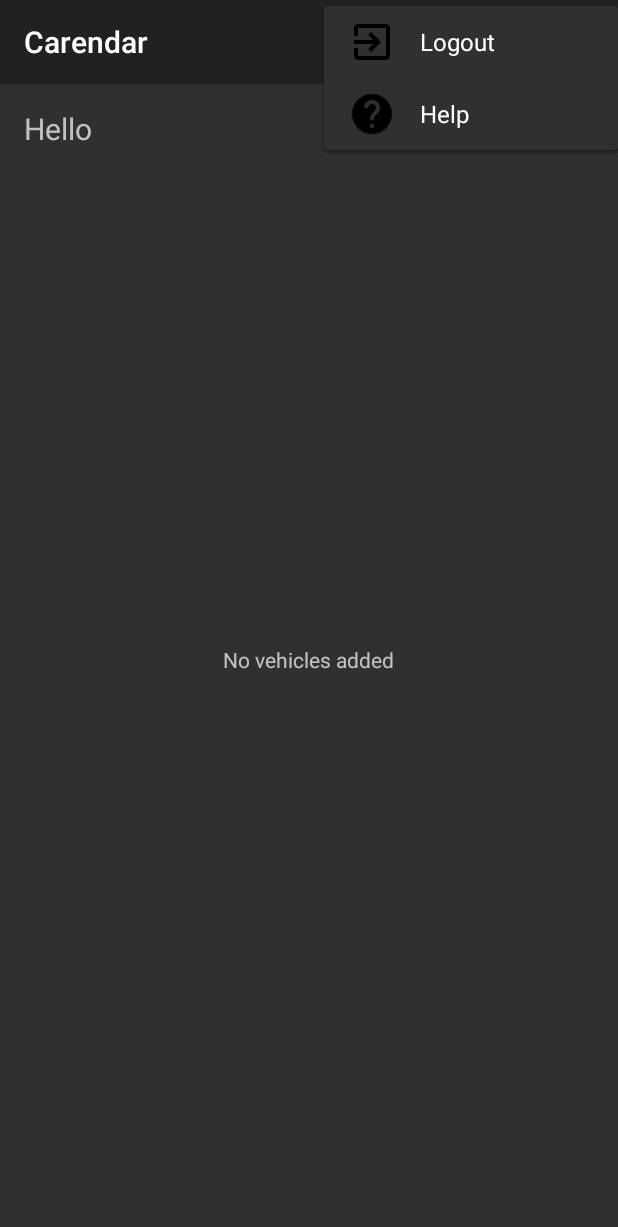
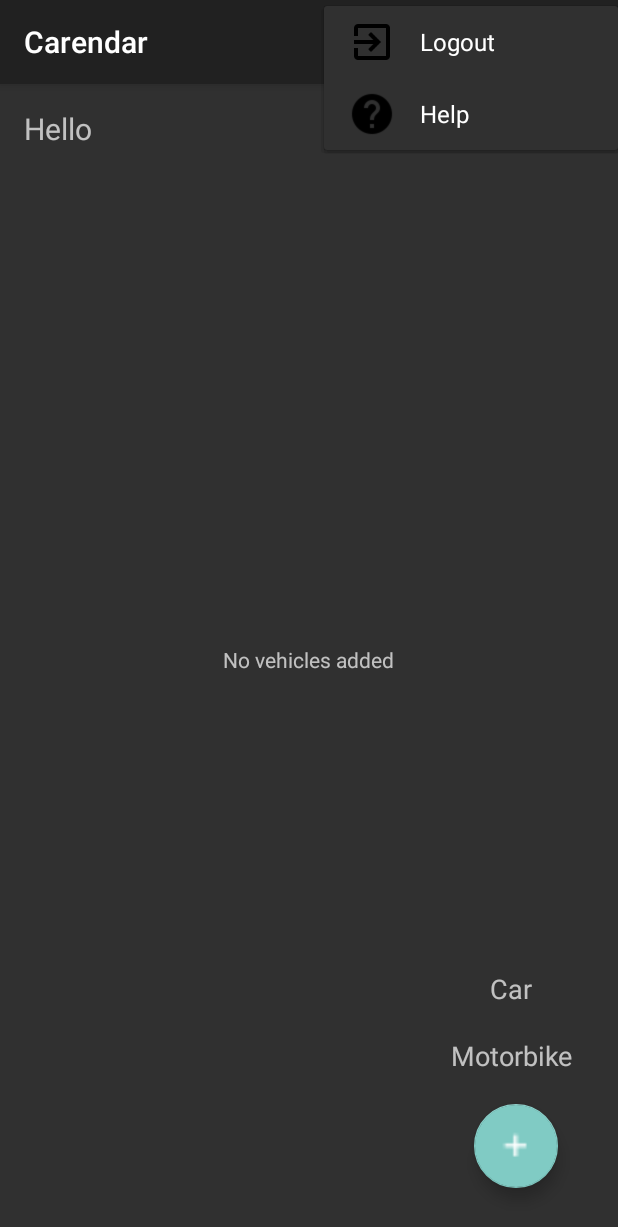
Before and after one commit to DraganovMartin/Car-Calendar, an Android app: the GarageActivity screen opened directly, with no data from a screen before it, after a tap on "Settings", on a phone screen of 412 x 824 dp. Shown: the top 1227 px of the screen. Run offline under Robolectric (Android 15) with nearby library versions, the phone set to English and light mode, and no system bars; 3 statements that could not run were skipped; 1 other tap on this screen came first.

Commit message:
Added a FAB to the Garage activity

```diff
--- a/app/build.gradle
+++ b/app/build.gradle
@@ -29,4 +29,5 @@ dependencies {
     testCompile 'junit:junit:4.12'
     compile 'com.android.support.constraint:constraint-layout:1.0.0-alpha9'
     compile 'com.android.support:cardview-v7:24.2.1'
+    compile 'com.android.support:design:24.2.1'
 }
--- a/app/src/main/java/com/carcalendar/dmdev/carcalendar/GarageActivity.java
+++ b/app/src/main/java/com/carcalendar/dmdev/carcalendar/GarageActivity.java
@@ -3,6 +3,7 @@ package com.carcalendar.dmdev.carcalendar;
 import android.content.Context;
 import android.content.Intent;
 import android.os.Handler;
+import android.support.design.widget.FloatingActionButton;
 import android.support.v7.app.AppCompatActivity;
 import android.os.Bundle;
 import android.support.v7.widget.LinearLayoutManager;
@@ -11,6 +12,8 @@ import android.view.Menu;
 import android.view.MenuInflater;
 import android.view.MenuItem;
 import android.view.View;
+import android.widget.ArrayAdapter;
+import android.widget.ListView;
 import android.widget.TextView;
 import android.widget.Toast;
 
@@ -20,17 +23,19 @@ import java.io.IOException;
 import java.io.ObjectOutputStream;
 
 import model.UserManager;
-import model.authentication.RunningStatus;
 
 public class GarageActivity extends AppCompatActivity {
 
     private RecyclerView vehicleList;
     private RecyclerView.LayoutManager vehicleListManager;
     private TextView usernameTV;
+    private FloatingActionButton btnAddVechicle;
     private UserManager manager = UserManager.getInstance();
     private Menu menu = null;
     private TextView noVehicles;
+    private ListView fabMenu;
     private boolean doubleBackToExitPressedOnce;
+    private boolean fabMenuShown = false;
     private Handler mHandler = new Handler();
 
     private final Runnable mRunnable = new Runnable() {
@@ -47,6 +52,7 @@ public class GarageActivity extends AppCompatActivity {
         usernameTV = (TextView) findViewById(R.id.Username);
         usernameTV.setText(manager.getLoggedUserName());
         noVehicles = (TextView) findViewById(R.id.NoVehicles);
+        btnAddVechicle = (FloatingActionButton) findViewById(R.id.btn_add_vehicle);
 
         vehicleList = (RecyclerView) findViewById(R.id.view_vehicle_list);
         vehicleList.setHasFixedSize(true);
@@ -54,9 +60,28 @@ public class GarageActivity extends AppCompatActivity {
         vehicleList.setLayoutManager(vehicleListManager);
 
         vehicleList.setAdapter(new VehicleAdapter(manager.getRegisteredUserVehicles()));
+
+        // Insert the static items in FAB's list
+        String[] vehicleTypes = getResources().getStringArray(R.array.VehicleTypes);
+        ArrayAdapter<String> adapter = new ArrayAdapter<String>(this,
+                R.layout.fab_list_item, vehicleTypes);
+
+        fabMenu = (ListView) findViewById(R.id.list_vehicle_types);
+        fabMenu.setAdapter(adapter);
+
         if(vehicleListManager.getChildCount() < 1){
             vehicleList.setVisibility(View.INVISIBLE);
             noVehicles.setVisibility(View.VISIBLE);
+        }
+    }
+
+    public void toggleFabMenu(View view){
+        if(!fabMenuShown) {
+            fabMenu.setVisibility(View.VISIBLE);
+            fabMenuShown = true;
+        }else{
+            fabMenu.setVisibility(View.GONE);
+            fabMenuShown = false;
         }
     }
 
@@ -70,6 +95,7 @@ public class GarageActivity extends AppCompatActivity {
 
     @Override
     public void onBackPressed() {
+        if(!fabMenuShown) {
             if (doubleBackToExitPressedOnce) {
                 super.onBackPressed();
                 return;
@@ -80,6 +106,10 @@ public class GarageActivity extends AppCompatActivity {
             Toast.makeText(this, "Please click BACK again to exit", Toast.LENGTH_SHORT).show();
 
             mHandler.postDelayed(mRunnable, 2000);
+        }else{
+            fabMenu.setVisibility(View.GONE);
+            fabMenuShown = false;
+        }
     }
 
     /**
--- a/app/src/main/res/layout/activity_garage.xml
+++ b/app/src/main/res/layout/activity_garage.xml
@@ -1,6 +1,7 @@
 <?xml version="1.0" encoding="utf-8"?>
 <RelativeLayout xmlns:android="http://schemas.android.com/apk/res/android"
     xmlns:tools="http://schemas.android.com/tools"
+    xmlns:app="http://schemas.android.com/apk/res-auto"
     android:id="@+id/activity_garage"
     android:layout_width="match_parent"
     android:layout_height="match_parent"
@@ -8,6 +9,7 @@
     android:paddingLeft="@dimen/activity_horizontal_margin"
     android:paddingRight="@dimen/activity_horizontal_margin"
     android:paddingTop="@dimen/activity_vertical_margin"
+    android:animateLayoutChanges="true"
     tools:context="com.carcalendar.dmdev.carcalendar.GarageActivity">
 
     <TextView
@@ -57,4 +59,30 @@
 
     </LinearLayout>
 
+    <android.support.design.widget.FloatingActionButton
+        android:id="@+id/btn_add_vehicle"
+        android:layout_height="wrap_content"
+        android:layout_width="wrap_content"
+        android:layout_alignParentBottom="true"
+        android:layout_alignParentEnd="true"
+        android:layout_alignParentRight="true"
+        android:layout_marginEnd="@dimen/fab_margin"
+        android:layout_marginRight="@dimen/fab_margin"
+        android:layout_marginBottom="16dp"
+        android:src="@mipmap/add_white"
+        app:fabSize="normal"
+        android:onClick="toggleFabMenu"/>
+
+        <ListView
+            android:id="@+id/list_vehicle_types"
+            android:visibility="gone"
+            android:divider="@null"
+            android:layout_width="@dimen/fab_menu_item_width"
+            android:layout_height="wrap_content"
+            android:layout_above="@id/btn_add_vehicle"
+            android:layout_alignParentEnd="true"
+            android:layout_alignParentRight="true"
+            android:layout_marginBottom="@dimen/fab_menu_margin_bottom">
+        </ListView>
+
 </RelativeLayout>
--- /dev/null
+++ b/app/src/main/res/layout/fab_list_item.xml
@@ -0,0 +1,9 @@
+<?xml version="1.0" encoding="utf-8"?>
+<TextView xmlns:android="http://schemas.android.com/apk/res/android"
+    android:layout_width="match_parent"
+    android:layout_height="wrap_content"
+    android:padding="10dp"
+    android:textAlignment="center"
+    android:layout_gravity="center"
+    style="?android:attr/textAppearanceMedium">
+</TextView>
--- a/app/src/main/res/values-w820dp/strings.xml
+++ b/app/src/main/res/values-w820dp/strings.xml
@@ -1,4 +1,8 @@
 <?xml version="1.0" encoding="utf-8"?>
 <resources>
     <string name="it_help_txt">Help</string>
+    <string-array name="VehicleTypes">
+        <item>Car</item>
+        <item>Motorbike</item>
+    </string-array>
 </resources>
--- a/app/src/main/res/values/dimens.xml
+++ b/app/src/main/res/values/dimens.xml
@@ -7,4 +7,8 @@
     <dimen name="card_height">80dp</dimen>
     <dimen name="vehicle_icon_size">75dp</dimen>
     <dimen name="greeting_text_size">20sp</dimen>
+    <dimen name="fab_menu_item_width">110dp</dimen>
+    <dimen name="fab_menu_margin_bottom">10dp</dimen>
+    <dimen name="fab_margin">24dp</dimen>
+
 </resources>
--- a/app/src/main/res/values/strings.xml
+++ b/app/src/main/res/values/strings.xml
@@ -17,5 +17,9 @@
         This is your garage!\n\nYou can add a vehicle by clicking the \'+\' button.
     </string>
     <string name="settings">Settings</string>
+    <string-array name="VehicleTypes">
+        <item>Car</item>
+        <item>Motorbike</item>
+    </string-array>
 
 </resources>
```
Also changed, not shown: app/src/main/res/mipmap-xxxhdpi/add_white.png (added). Lines whose indentation alone changed are shown as unchanged.
